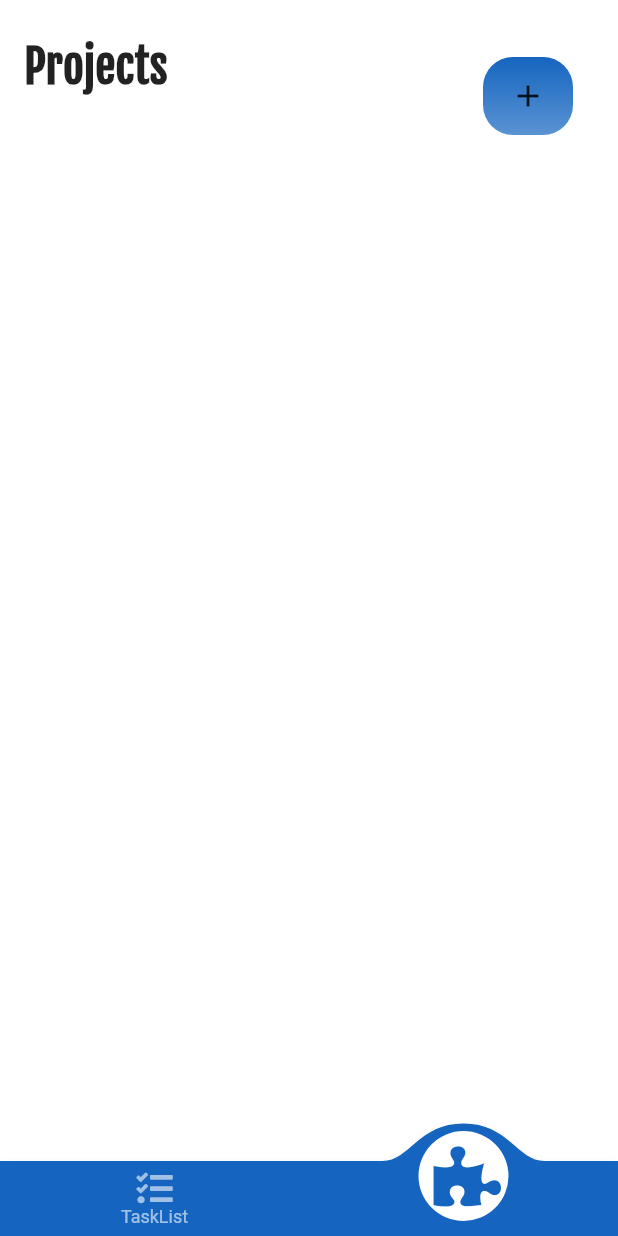
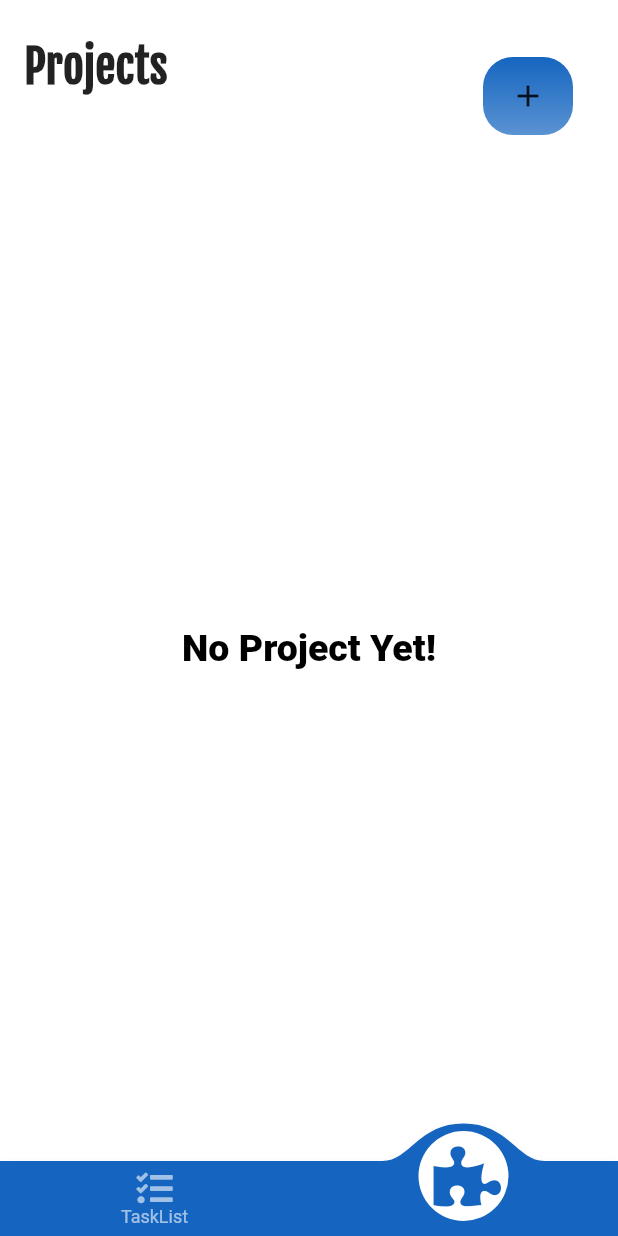
Before and after one commit to TrojanSystem/todos_project, a Flutter app: the screen it shows after launch, item 2 of the bottom bar chosen, on a phone screen of 412 x 824 dp. Run offline on Flutter 3.47's test engine with Material 2 defaults, Android fonts, the phone set to English and light mode, and no system bars; drawn by our look-alikes of convex_bottom_bar; our stand-ins replace curved_navigation_bar, font_awesome_flutter, percent_indicator, sqflite; missing offline and left inert: flutter_alarm_clock; accounts and stored records are empty.

```diff
--- a/lib/items/project_detail_board.dart
+++ b/lib/items/project_detail_board.dart
@@ -27,7 +27,7 @@ class _ProjectDetailBoardState extends State<ProjectDetailBoard> {
         .projectTodoLists
         .where((element) => element.indexs == widget.index)
         .toList();
-    print(selectedTodo);
+
     return Scaffold(
       backgroundColor: Colors.white,
       appBar: AppBar(
--- a/lib/screen/project_page.dart
+++ b/lib/screen/project_page.dart
@@ -1,4 +1,3 @@
-import 'package:example/input_form/project_task_list_input.dart';
 import 'package:example/input_form/project_title_input.dart';
 import 'package:example/model/project_title_input_data.dart';
 import 'package:flutter/material.dart';
@@ -33,18 +32,29 @@ class ProjectPage extends StatelessWidget {
                     context: context,
                     builder: (_) => const ProjectTitleInput(),
                   );
-                },colour: Colors.blue[800],
+                },
+                colour: Colors.blue[800],
               ),
             ),
           ],
         ),
       ),
       body: Consumer<ProjectTitleInputData>(
-        builder: (context, data, child) => ListView.builder(
+        builder: (context, data, child) => data.projectTitleLists.isEmpty
+            ? const Center(
+                child: Text(
+                  'No Project Yet!',
+                  style: TextStyle(
+                    color: Colors.black,
+                    fontSize: 25,
+                    fontWeight: FontWeight.w900,
+                  ),
+                ),
+              )
+            : ListView.builder(
                 itemCount: data.projectTitleLists.length,
                 itemBuilder: (context, index) => ProjectListItem(
                   title: data.projectTitleLists[index],
-            numberOfTasks: data.projectTitleLists.length,
                   index: index,
                 ),
               ),
```
Also changed, not shown: lib/items/project_list_item.dart (+8 -3 lines), lib/screen/home_page.dart (+12 -2 lines). Lines whose indentation alone changed are shown as unchanged.
